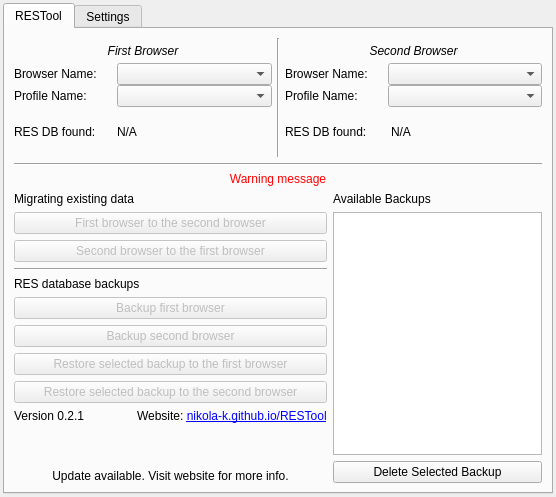
Old version of the form RESTool/ui/design_v2.ui in the repository nikolak/RESTool.
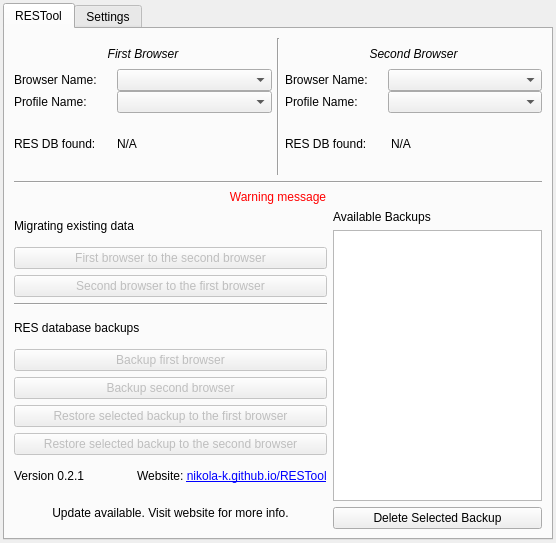
New version of the form.

Commit message: Increase height to improve OS X look, remove spacer from button layout

Diff of the .ui file:
```diff
--- a/RESTool/ui/design_v2.ui
+++ b/RESTool/ui/design_v2.ui
@@ -7,7 +7,7 @@
     <x>0</x>
     <y>0</y>
     <width>556</width>
-    <height>497</height>
+    <height>543</height>
    </rect>
   </property>
   <property name="windowTitle">
@@ -341,19 +341,6 @@
                 </item>
                </layout>
               </item>
-              <item>
-               <spacer name="StaticDivider_2">
-                <property name="orientation">
-                 <enum>Qt::Vertical</enum>
-                </property>
-                <property name="sizeHint" stdset="0">
-                 <size>
-                  <width>20</width>
-                  <height>40</height>
-                 </size>
-                </property>
-               </spacer>
-              </item>
               <item>
                <widget class="QLabel" name="lblUpdateAvailable">
                 <property name="enabled">
```
The commit also changes 1 other file.
